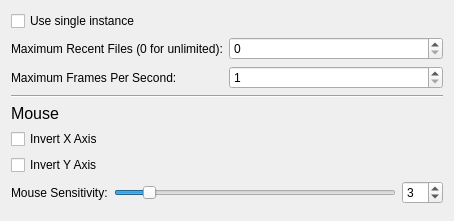
First picture: the form in src/tools/hlam/ui/options/OptionsPageGeneral.ui, repository SamVanheer/HalfLifeAssetManager, before the edit.
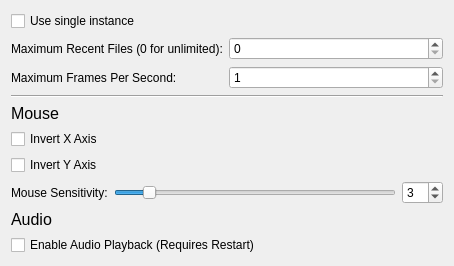
Second picture: the form after the edit.

Commit message: Add option to disable audio

```diff
--- a/src/tools/hlam/ui/options/OptionsPageGeneral.ui
+++ b/src/tools/hlam/ui/options/OptionsPageGeneral.ui
@@ -7,7 +7,7 @@
     <x>0</x>
     <y>0</y>
     <width>454</width>
-    <height>221</height>
+    <height>253</height>
    </rect>
   </property>
   <property name="windowTitle">
@@ -156,6 +156,32 @@
      </item>
     </layout>
    </item>
+   <item row="6" column="0" colspan="2">
+    <widget class="QLabel" name="label_5">
+     <property name="font">
+      <font>
+       <pointsize>12</pointsize>
+      </font>
+     </property>
+     <property name="text">
+      <string>Audio</string>
+     </property>
+    </widget>
+   </item>
+   <item row="7" column="0" colspan="2">
+    <layout class="QGridLayout" name="gridLayout_3">
+     <property name="bottomMargin">
+      <number>0</number>
+     </property>
+     <item row="0" column="0">
+      <widget class="QCheckBox" name="EnableAudioPlayback">
+       <property name="text">
+        <string>Enable Audio Playback (Requires Restart)</string>
+       </property>
+      </widget>
+     </item>
+    </layout>
+   </item>
   </layout>
  </widget>
  <resources/>
```
The commit also changes 6 other files.
